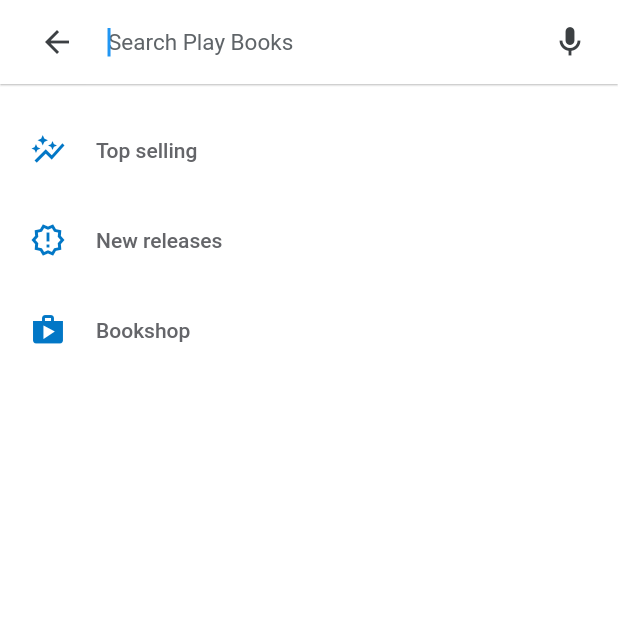
After one commit to Nyan-Win-Naing/library_app, a Flutter app: the screen it shows after launch, after a tap on "Search Play Books", on a phone screen of 412 x 824 dp, the top half of it. The commit adds this screen. Run offline on Flutter 3.47's test engine with Material 2 defaults, Android fonts, the phone set to English and light mode, and no system bars; our stand-ins replace carousel_slider, flutter_rating_bar, percent_indicator; network calls fail.

Commit message:
Search Book Page

```diff
--- /dev/null
+++ b/lib/dummy/dummy_book_list.dart
@@ -0,0 +1,57 @@
+import 'package:library_app/dummy/dummy_book_vo.dart';
+
+List<DummyBookVO> dummyBookList = [
+  DummyBookVO(
+    bookName: "Star Wars Complete Vehicle New Evolution",
+    author: "Pablo Hidalgo",
+    description: "eBook in your library",
+  ),
+  DummyBookVO(
+    bookName: "Moonlight",
+    author: "David Heckson",
+    description: "eBook in your library",
+  ),
+  DummyBookVO(
+    bookName: "Once Upon a Time",
+    author: "Thomas James, Luis Daniel",
+    description: "eBook in your library",
+  ),
+  DummyBookVO(
+    bookName: "The King",
+    author: "Harmes Diago, Emmanuel",
+    description: "eBook in your library",
+  ),
+
+  DummyBookVO(
+    bookName: "A Brief History of Time",
+    author: "Stephen Hawking",
+    description: "eBook in your library",
+  ),
+  DummyBookVO(
+    bookName: "Effective Java 3",
+    author: "Joshua Bloch",
+    description: "eBook in your library",
+  ),
+  DummyBookVO(
+    bookName: "II Book",
+    author: "Robert Tison",
+    description: "eBook in your library",
+  ),
+  DummyBookVO(
+    bookName: "War of the Squirrels: A Doyle Cozy Mystery",
+    author: "Kirsten Weiss",
+    description: "eBook in your library",
+  ),
+
+  DummyBookVO(
+    bookName: "Vampire for Hire",
+    author: "Molly Fitz",
+    description: "Vol 1 Whiskered Mysteries",
+  ),
+
+  DummyBookVO(
+    bookName: "The Master Key System",
+    author: "Charles F. Haanel",
+    description: "eBook in your library",
+  ),
+];
--- /dev/null
+++ b/lib/dummy/dummy_book_vo.dart
@@ -0,0 +1,25 @@
+class DummyBookVO {
+  String bookName;
+  String author;
+  String description;
+
+  DummyBookVO({required this.bookName, required this.author, required this.description});
+
+  @override
+  String toString() {
+    return 'DummyBookVO{bookName: $bookName}';
+  }
+
+  @override
+  bool operator ==(Object other) =>
+      identical(this, other) ||
+      other is DummyBookVO &&
+          runtimeType == other.runtimeType &&
+          bookName == other.bookName &&
+          author == other.author &&
+          description == other.description;
+
+  @override
+  int get hashCode =>
+      bookName.hashCode ^ author.hashCode ^ description.hashCode;
+}
--- a/lib/pages/library_app.dart
+++ b/lib/pages/library_app.dart
@@ -1,8 +1,10 @@
 import 'package:carousel_slider/carousel_slider.dart';
+import 'package:flutter/cupertino.dart';
 import 'package:flutter/material.dart';
 import 'package:library_app/pages/each_shelf_page.dart';
 import 'package:library_app/pages/home_page.dart';
 import 'package:library_app/pages/library_page.dart';
+import 'package:library_app/pages/search_book_page.dart';
 import 'package:library_app/resources/colors.dart';
 import 'package:library_app/resources/dimens.dart';
 
@@ -89,6 +91,17 @@ class SearchFieldForAppBar extends StatelessWidget {
       ),
       child: Row(
         children: [
+          GestureDetector(
+            onTap: () {
+              Navigator.push(
+                context,
+                MaterialPageRoute(
+                  builder: (context) => SearchBookPage(),
+                ),
+              );
+            },
+            child: Row(
+              children: [
                 Icon(
                   Icons.search,
                   color: Color.fromRGBO(94, 99, 103, 1.0),
@@ -98,15 +111,26 @@ class SearchFieldForAppBar extends StatelessWidget {
                 ),
                 Container(
                   width: MediaQuery.of(context).size.width * 1.7 / 3,
-            child: TextField(
-              decoration: InputDecoration(
-                border: InputBorder.none,
-                hintText: "Search Play Books",
-                hintStyle: TextStyle(
+                  // child: TextField(
+                  //   decoration: InputDecoration(
+                  //     border: InputBorder.none,
+                  //     hintText: "Search Play Books",
+                  //     hintStyle: TextStyle(
+                  //       color: Color.fromRGBO(95, 100, 104, 1.0),
+                  //       fontSize: 15,
+                  //     ),
+                  //   ),
+                  // ),
+                  child: Text(
+                    "Search Play Books",
+                    style: TextStyle(
                       color: Color.fromRGBO(95, 100, 104, 1.0),
                       fontSize: 15,
+                      fontWeight: FontWeight.w400,
                     ),
                   ),
+                ),
+              ],
             ),
           ),
           SizedBox(width: MARGIN_MEDIUM_3),
--- /dev/null
+++ b/lib/pages/search_book_page.dart
@@ -0,0 +1,184 @@
+import 'package:flutter/material.dart';
+import 'package:library_app/dummy/dummy_book_list.dart';
+import 'package:library_app/dummy/dummy_book_vo.dart';
+import 'package:library_app/resources/colors.dart';
+import 'package:library_app/resources/debouncer.dart';
+import 'package:library_app/resources/dimens.dart';
+import 'package:library_app/viewitems/suggestion_book_item_view.dart';
+
+class SearchBookPage extends StatefulWidget {
+  @override
+  State<SearchBookPage> createState() => _SearchBookPageState();
+}
+
+class _SearchBookPageState extends State<SearchBookPage> {
+  final debouncer = Debouncer(milliseconds: 0);
+  String input = "";
+
+  List<DummyBookVO> suggestionBooksList = [];
+
+  @override
+  Widget build(BuildContext context) {
+    // suggestionBooksList = [];
+    print("Suggestion Book List: $suggestionBooksList");
+    return Scaffold(
+      backgroundColor: PRIMARY_COLOR,
+      appBar: AppBar(
+        backgroundColor: PRIMARY_COLOR,
+        elevation: 0.5,
+        leading: Padding(
+          padding: const EdgeInsets.only(left: MARGIN_MEDIUM_3),
+          child: GestureDetector(
+            onTap: () {
+              Navigator.pop(context);
+            },
+            child: Icon(
+              Icons.arrow_back,
+              color: Color.fromRGBO(60, 64, 67, 1.0),
+            ),
+          ),
+        ),
+        title: TextField(
+          onChanged: (text) {
+            onTextChange(text);
+            setState(() {
+              input = text;
+            });
+          },
+          autofocus: true,
+          textInputAction: TextInputAction.done,
+          onSubmitted: (value) {
+            print("Submitted Value is: $value");
+          },
+          decoration: InputDecoration(
+            border: InputBorder.none,
+            hintText: "Search Play Books",
+            hintStyle: TextStyle(
+              color: Color.fromRGBO(95, 100, 104, 1.0),
+              fontSize: 15,
+            ),
+          ),
+        ),
+        actions: [
+          Padding(
+            padding: const EdgeInsets.only(right: MARGIN_MEDIUM_3),
+            child: Icon(
+              Icons.mic_outlined,
+              color: Color.fromRGBO(60, 64, 67, 1.0),
+            ),
+          )
+        ],
+      ),
+      body: Container(
+        child: SingleChildScrollView(
+          child: Column(
+            children: [
+              SizedBox(height: MARGIN_MEDIUM_2),
+              Visibility(
+                visible: (suggestionBooksList.length != 0) ? true : false,
+                child: SuggestionBookList(suggestionBookList: suggestionBooksList),
+              ),
+              DefaultSuggestionSectionView(),
+            ],
+          ),
+        ),
+      ),
+    );
+  }
+
+  onTextChange(String searchWord) {
+    debouncer.run(() {
+      if (searchWord != "") {
+        dummyBookList.forEach((book) {
+          String lowerName = book.bookName.toLowerCase();
+          if (lowerName.contains(searchWord)) {
+            print(lowerName);
+            if (!suggestionBooksList.contains(book)) {
+              suggestionBooksList.add(book);
+            }
+          }
+        });
+      } else {
+        print("Search word is empty");
+        suggestionBooksList = [];
+      }
+    });
+  }
+}
+
+class SuggestionBookList extends StatelessWidget {
+
+  final List<DummyBookVO> suggestionBookList;
+
+  SuggestionBookList({required this.suggestionBookList});
+
+  @override
+  Widget build(BuildContext context) {
+    return Padding(
+      padding: EdgeInsets.symmetric(horizontal: MARGIN_MEDIUM_3),
+      child: Container(
+        child: ListView.builder(
+          shrinkWrap: true,
+          physics: NeverScrollableScrollPhysics(),
+          itemCount: suggestionBookList.length,
+          itemBuilder: (context, index) {
+            return SuggestionBookItemView(bookVo: suggestionBookList[index],);
+          },
+        ),
+      ),
+    );
+  }
+}
+
+class DefaultSuggestionSectionView extends StatelessWidget {
+  const DefaultSuggestionSectionView({
+    Key? key,
+  }) : super(key: key);
+
+  @override
+  Widget build(BuildContext context) {
+    return Padding(
+      padding: const EdgeInsets.symmetric(horizontal: MARGIN_MEDIUM_3),
+      child: Column(
+        children: [
+          ListTileSearchBook(iconData: Icons.auto_graph, title: "Top selling"),
+          ListTileSearchBook(
+              iconData: Icons.new_releases_outlined, title: "New releases"),
+          ListTileSearchBook(iconData: Icons.shop, title: "Bookshop"),
+        ],
+      ),
+    );
+  }
+}
+
+class ListTileSearchBook extends StatelessWidget {
+  final IconData iconData;
+  final String title;
+
+  ListTileSearchBook({required this.iconData, required this.title});
+
+  @override
+  Widget build(BuildContext context) {
+    return Padding(
+      padding: const EdgeInsets.only(bottom: MARGIN_SMALL),
+      child: ListTile(
+        contentPadding: EdgeInsets.only(left: 0),
+        leading: Icon(
+          iconData,
+          color: Color.fromRGBO(2, 119, 198, 1.0),
+        ),
+        title: Transform.translate(
+          offset: Offset(-MARGIN_CARD_MEDIUM_2, 0),
+          child: Text(
+            title,
+            style: TextStyle(
+              color: Color.fromRGBO(100, 101, 105, 1.0),
+              fontSize: MARGIN_CARD_MEDIUM_2 + 2,
+              fontWeight: FontWeight.w500,
+            ),
+          ),
+        ),
+      ),
+    );
+  }
+}
--- /dev/null
+++ b/lib/resources/debouncer.dart
@@ -0,0 +1,17 @@
+import 'package:flutter/foundation.dart';
+import 'dart:async';
+
+class Debouncer {
+  final int milliseconds;
+  VoidCallback? action;
+  Timer? _timer;
+
+  Debouncer({required this.milliseconds});
+
+  run(VoidCallback action) {
+    if (_timer != null) {
+      _timer?.cancel();
+    }
+    _timer = Timer(Duration(milliseconds: milliseconds), action);
+  }
+}
```
Also changed, not shown: lib/viewitems/suggestion_book_item_view.dart (added, +55 -0 lines). Lines whose indentation alone changed are shown as unchanged.
